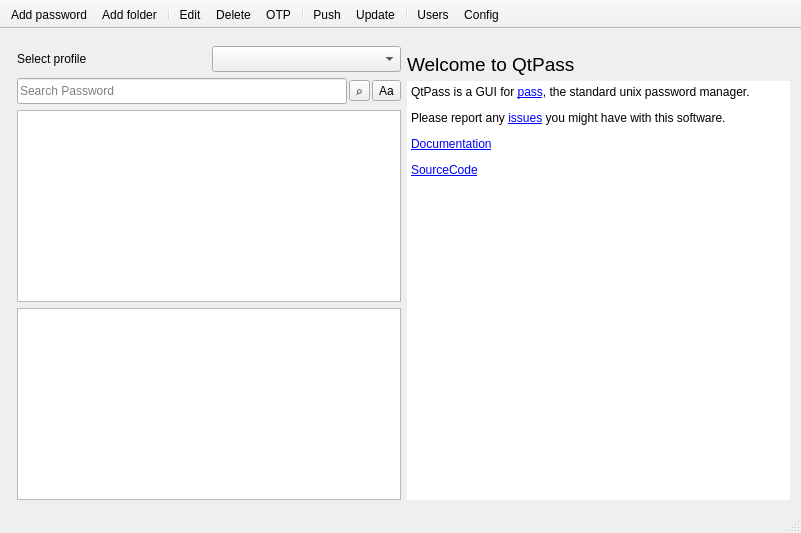
Qt form src/mainwindow.ui (IJHack/QtPass) before a commit.
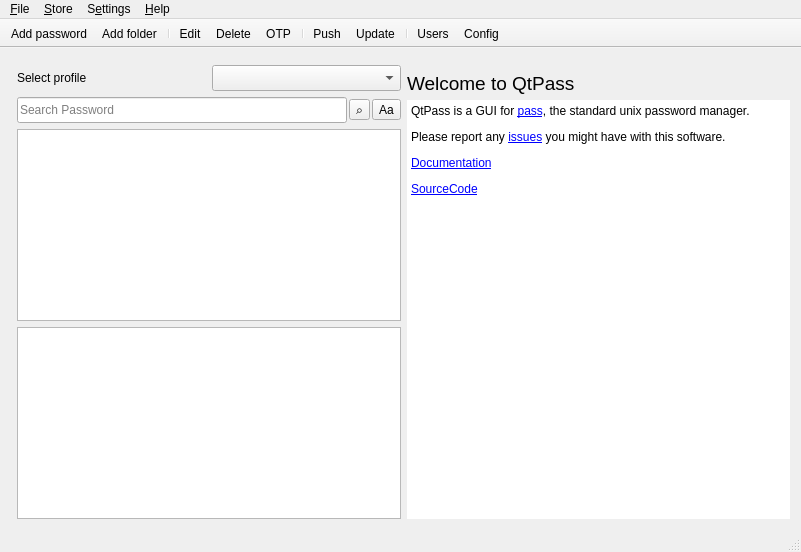
The same form after that commit. Icons and pictures are not drawn. Custom widgets are drawn as their Qt base class.

Commit message: A menu bar (#1787)

The edit to the form file:
```diff
--- a/src/mainwindow.ui
+++ b/src/mainwindow.ui
@@ -335,6 +335,50 @@
     </item>
    </layout>
   </widget>
+  <widget class="QMenuBar" name="menuBar">
+   <widget class="QMenu" name="menuFile">
+    <property name="title">
+     <string>&amp;File</string>
+    </property>
+    <addaction name="actionAddPassword"/>
+    <addaction name="actionAddFolder"/>
+    <addaction name="separator"/>
+    <addaction name="actionEdit"/>
+    <addaction name="actionDelete"/>
+    <addaction name="separator"/>
+    <addaction name="actionQuit"/>
+   </widget>
+   <widget class="QMenu" name="menuStore">
+    <property name="title">
+     <string>&amp;Store</string>
+    </property>
+    <addaction name="actionUsers"/>
+    <addaction name="separator"/>
+    <addaction name="actionUpdate"/>
+    <addaction name="actionPush"/>
+    <addaction name="separator"/>
+    <addaction name="actionOtp"/>
+   </widget>
+   <widget class="QMenu" name="menuSettings">
+    <property name="title">
+     <string>S&amp;ettings</string>
+    </property>
+    <addaction name="actionConfig"/>
+   </widget>
+   <widget class="QMenu" name="menuHelp">
+    <property name="title">
+     <string>&amp;Help</string>
+    </property>
+    <addaction name="actionFaq"/>
+    <addaction name="separator"/>
+    <addaction name="actionAbout"/>
+    <addaction name="actionAboutQt"/>
+   </widget>
+   <addaction name="menuFile"/>
+   <addaction name="menuStore"/>
+   <addaction name="menuSettings"/>
+   <addaction name="menuHelp"/>
+  </widget>
   <widget class="QStatusBar" name="statusBar"/>
   <widget class="QToolBar" name="toolBar">
    <property name="contextMenuPolicy">
```
Left out of the diff: 44 changed lines with no effect on the pictures. The commit also changes 4 other files.
